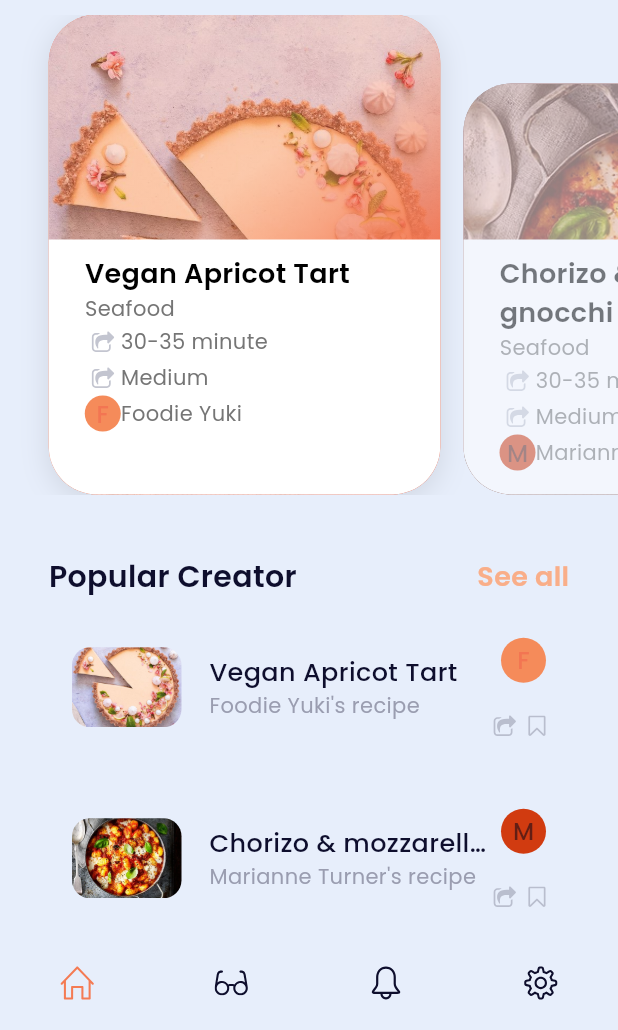
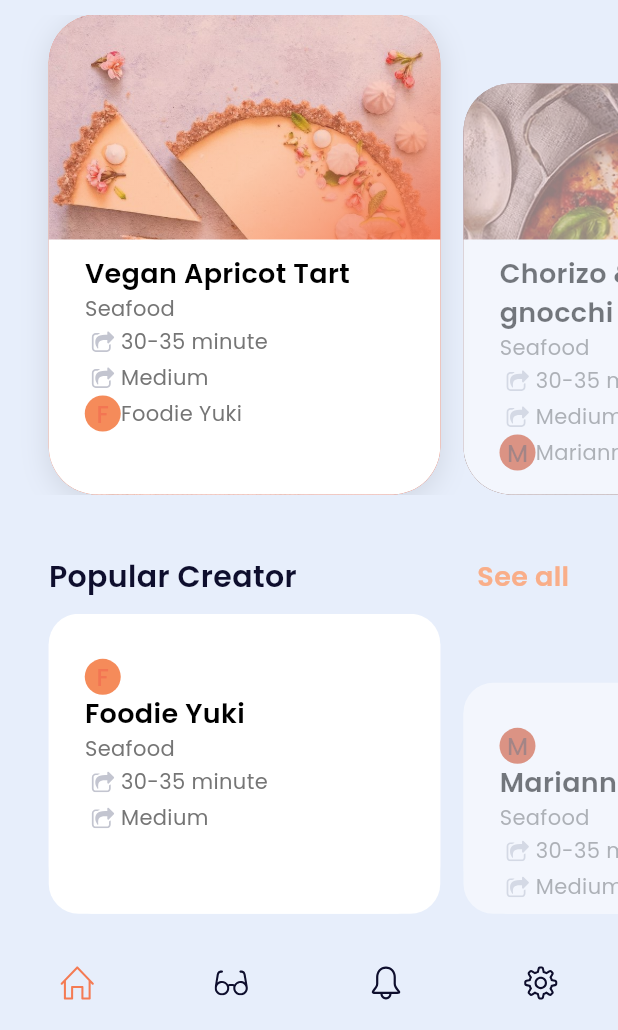
Before and after one commit to Flamingo21/Cooking-App, a Flutter app: the screen it shows after launch, on a phone screen of 412 x 824 dp, the part 206-1236 px from its top. Run offline on Flutter 3.47's test engine with Material 3 defaults, Android fonts, the phone set to English and light mode, and no system bars; our stand-ins replace flutter_svg.

Commit message:
Push pertama

```diff
--- /dev/null
+++ b/lib/components/popular_card.dart
@@ -0,0 +1,124 @@
+import 'package:flutter/material.dart';
+import 'package:flutter_svg/svg.dart';
+import 'package:recipesapp/models/recipe.dart';
+
+class PopularCard extends StatelessWidget {
+  const PopularCard({Key? key, this.active, this.index, this.recipe})
+      : super(key: key);
+
+  final bool? active;
+  final int? index;
+  final Recipe? recipe;
+
+  @override
+  Widget build(BuildContext context) {
+    final double blur = active! ? 16 : 0;
+    final double offset = active! ? 4 : 0;
+    final double top = active! ? 0 : 46;
+
+    return AnimatedContainer(
+      duration: const Duration(milliseconds: 500),
+      curve: Curves.easeOutQuint,
+      margin: EdgeInsets.only(
+        top: top,
+        bottom: 0,
+        right: 15.5,
+        left: active! ? 32.5 : 0,
+      ),
+      decoration: BoxDecoration(
+        borderRadius: BorderRadius.circular(20),
+        color: Colors.white,
+      ),
+      child: Stack(
+        children: [
+          Positioned(
+            bottom: 0,
+            left: 0,
+            right: 0,
+            top: 20,
+            child: Container(
+                padding: const EdgeInsets.only(
+                  left: 24,
+                  right: 16,
+                  top: 10,
+                ),
+                height: 170,
+                decoration: const BoxDecoration(
+                    color: Colors.white,
+                    borderRadius: BorderRadius.only(
+                      bottomLeft: Radius.circular(32),
+                      bottomRight: Radius.circular(32),
+                    )),
+                child: Column(
+                  crossAxisAlignment: CrossAxisAlignment.start,
+                  children: [
+                    CircleAvatar(
+                      radius: 12,
+                      child: Text(
+                        recipe!.recipeMaker[0],
+                        style: TextStyle(color: recipe!.startColor),
+                      ),
+                      backgroundColor: recipe!.endColor,
+                    ),
+                    Text(
+                      recipe!.recipeMaker,
+                      overflow: TextOverflow.ellipsis,
+                      maxLines: 2,
+                      style: const TextStyle(
+                        fontSize: 18,
+                        fontWeight: FontWeight.w600,
+                        color: Color.fromARGB(255, 0, 0, 0),
+                      ),
+                    ),
+                    const Text(
+                      'Seafood',
+                      style: TextStyle(
+                        fontSize: 14,
+                        // fontWeight: FontWeight.w600,
+                        color: Color.fromARGB(255, 117, 117, 117),
+                      ),
+                    ),
+                    Row(
+                      children: [
+                        CircleAvatar(
+                          radius: 12,
+                          child: SvgPicture.asset(
+                              'assets/svg/icon-share-grey.svg'),
+                          backgroundColor: Colors.transparent,
+                        ),
+                        const Text(
+                          '30-35 minute',
+                          style: TextStyle(
+                            fontSize: 14,
+                            // fontWeight: FontWeight.w600,
+                            color: Color.fromARGB(255, 117, 117, 117),
+                          ),
+                        ),
+                      ],
+                    ),
+                    Row(
+                      children: [
+                        CircleAvatar(
+                          radius: 12,
+                          child: SvgPicture.asset(
+                              'assets/svg/icon-share-grey.svg'),
+                          backgroundColor: Colors.transparent,
+                        ),
+                        const Text(
+                          'Medium',
+                          style: TextStyle(
+                            fontSize: 14,
+                            // fontWeight: FontWeight.w600,
+                            color: Color.fromARGB(255, 117, 117, 117),
+                          ),
+                        ),
+                      ],
+                    ),
+                  ],
+                )),
+          ),
+        ],
+      ),
+    );
+  }
+}
--- a/lib/components/popular_recipe_list.dart
+++ b/lib/components/popular_recipe_list.dart
@@ -1,112 +1,56 @@
 import 'package:flutter/material.dart';
-import 'package:flutter_svg/svg.dart';
+import 'package:recipesapp/components/popular_card.dart';
 import 'package:recipesapp/models/recipe.dart';
 
-class PopularRecipeList extends StatefulWidget {
-  const PopularRecipeList({Key? key}) : super(key: key);
+class PopularCreatorList extends StatefulWidget {
+  const PopularCreatorList({Key? key}) : super(key: key);
 
   @override
-  State<PopularRecipeList> createState() => _PopularRecipeListState();
+  State<PopularCreatorList> createState() => _PopularCreatorListState();
 }
 
-class _PopularRecipeListState extends State<PopularRecipeList> {
+class _PopularCreatorListState extends State<PopularCreatorList> {
+  final PageController pageController = PageController(viewportFraction: 0.75);
+
+  int currentPage = 0;
+
   @override
   Widget build(BuildContext context) {
-    return Padding(
-      padding: const EdgeInsets.symmetric(horizontal: 32),
-      child: ListView.builder(
-        physics: const NeverScrollableScrollPhysics(),
+    return SizedBox(
+      height: 200,
+      child: PageView.builder(
+        padEnds: false,
+        controller: pageController,
         itemCount: recipes.length,
-        shrinkWrap: true,
+        physics: const BouncingScrollPhysics(),
         itemBuilder: (context, index) {
-          return Container(
-            height: 98,
-            margin: const EdgeInsets.only(bottom: 16),
-            padding: const EdgeInsets.all(16),
-            decoration: BoxDecoration(
-                borderRadius: BorderRadius.circular(14),
-                color: Colors.transparent),
-            child: Row(
-              mainAxisAlignment: MainAxisAlignment.spaceBetween,
-              children: [
-                Expanded(
-                  child: Row(
-                    children: [
-                      Container(
-                        height: 53.43,
-                        width: 73,
-                        decoration: BoxDecoration(
-                          borderRadius: BorderRadius.circular(12),
-                          image: DecorationImage(
-                            fit: BoxFit.cover,
-                            image: AssetImage(
-                              'assets/images/${recipes[index].recipeImage}',
-                            ),
-                          ),
-                        ),
-                      ),
-                      const SizedBox(
-                        width: 18.56,
-                      ),
-                      Expanded(
-                        child: Column(
-                          crossAxisAlignment: CrossAxisAlignment.start,
-                          mainAxisAlignment: MainAxisAlignment.center,
-                          children: [
-                            Text(
-                              recipes[index].recipeName,
-                              overflow: TextOverflow.ellipsis,
-                              maxLines: 1,
-                              style: const TextStyle(
-                                fontSize: 17,
-                                fontWeight: FontWeight.w500,
-                                color: Color(0xFF0E0E2D),
-                              ),
-                            ),
-                            Text(
-                              '${recipes[index].recipeMaker}\'s recipe',
-                              overflow: TextOverflow.ellipsis,
-                              maxLines: 1,
-                              style: const TextStyle(
-                                fontSize: 14,
-                                color: Color(0xFF9A9DB0),
-                              ),
-                            )
-                          ],
-                        ),
-                      )
-                    ],
-                  ),
-                ),
-                Column(
-                  mainAxisAlignment: MainAxisAlignment.center,
-                  crossAxisAlignment: CrossAxisAlignment.end,
-                  children: [
-                    CircleAvatar(
-                      radius: 15,
-                      child: Text(
-                        recipes[index].recipeMaker[0],
-                        style: TextStyle(color: recipes[index].startColor),
-                      ),
-                      backgroundColor: recipes[index].endColor,
-                    ),
-                    const Spacer(),
-                    Row(
-                      children: [
-                        SvgPicture.asset('assets/svg/icon-share-grey.svg'),
-                        const SizedBox(
-                          width: 7.65,
-                        ),
-                        SvgPicture.asset('assets/svg/icon-bookmark-grey.svg'),
-                      ],
-                    ),
-                  ],
-                )
-              ],
+          bool active = index == currentPage;
+          return Opacity(
+            opacity: currentPage == index? 1.0: 0.5,
+            child: PopularCard(
+              active: active,
+              index: index,
+              recipe: recipes[index],
             ),
           );
         },
       ),
     );
   }
+
+  @override
+  void initState() {
+    super.initState();
+
+    pageController.addListener(() {
+      int position = pageController.page!.round();
+      if (currentPage != position) {
+        {
+          setState(() {
+            currentPage = position;
+          });
+        }
+      }
+    });
+  }
 }
--- a/lib/screens/home_screen.dart
+++ b/lib/screens/home_screen.dart
@@ -1,7 +1,7 @@
 import 'package:flutter/material.dart';
 import 'package:flutter_svg/svg.dart';
 import 'package:recipesapp/components/my_bottom_navigation_bar.dart';
-import 'package:recipesapp/components/pageview_recipe_list.dart';
+import 'package:recipesapp/components/pageview_creator_list.dart';
 import 'package:recipesapp/components/popular_recipe_list.dart';
 
 class HomeSreen extends StatefulWidget {
@@ -114,7 +114,7 @@ class _HomeSreenState extends State<HomeSreen> {
                 ],
               ),
             ),
-            const PopularRecipeList(),
+            const PopularCreatorList(),
           ],
         ),
       ),
```
Also changed, not shown: lib/components/pageview_creator_list.dart (renamed from lib/components/pageview_recipe_list.dart).
